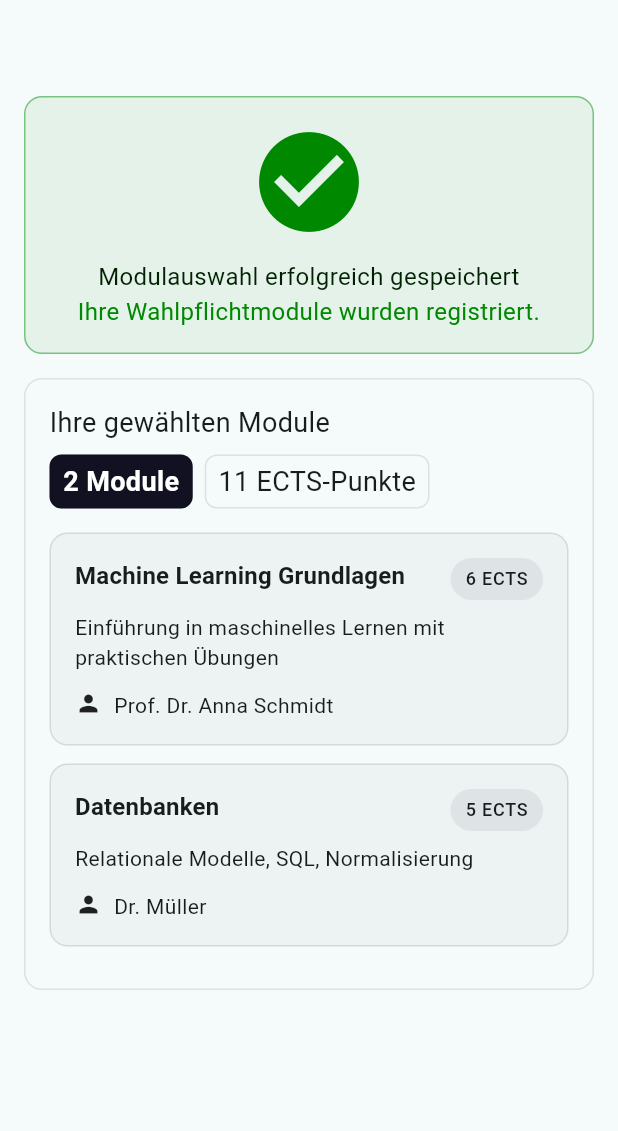
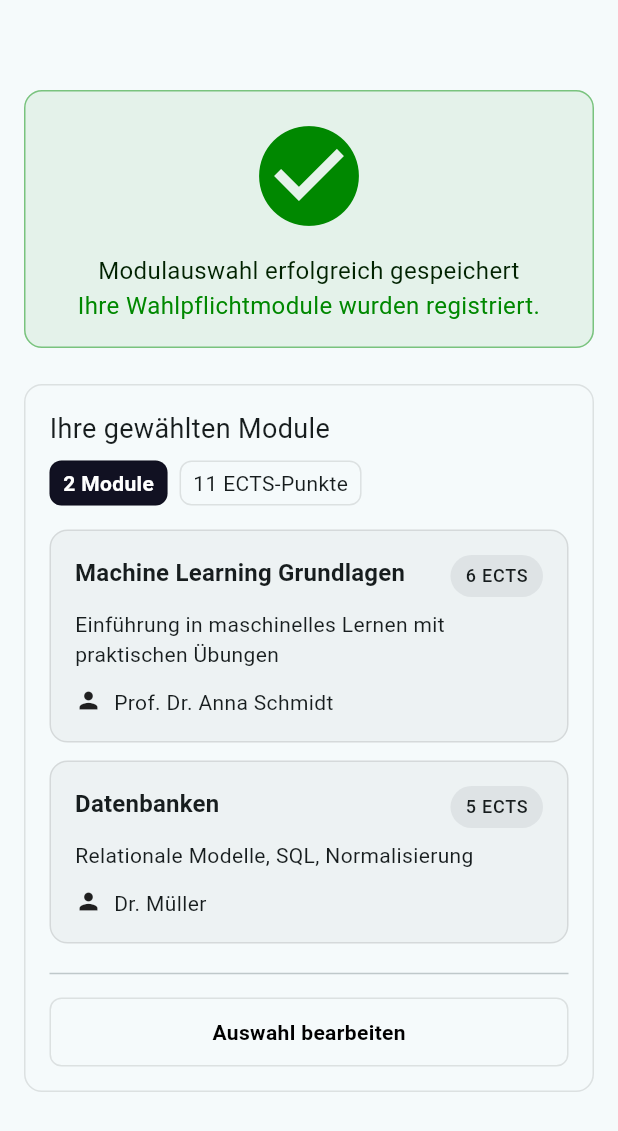
Before and after one commit to PhillipSteph/WaPfAu, a Flutter app: the screen it shows after launch, on a phone screen of 412 x 824 dp. Shown: the top 1131 px of the screen. Run offline on Flutter 3.47's test engine with Material 3 defaults, Android fonts, the phone set to English and light mode, and no system bars; accounts and stored records are empty.

Commit message:
confirmationPage done

```diff
--- a/lib/main.dart
+++ b/lib/main.dart
@@ -42,7 +42,6 @@ class _MyHomePageState extends State<MyHomePage> {
   Widget build(BuildContext context) {
     return Scaffold(
       body: Container(
-        padding: EdgeInsets.only(top: 48), // for notches
           child:
           //CoursePage(title: 'Kurse', coreService: coreService)
           ConfirmationPage(coreService: coreService)
--- a/lib/pages/confirmationPage.dart
+++ b/lib/pages/confirmationPage.dart
@@ -49,12 +49,12 @@ class _ConfirmationPageState extends State<ConfirmationPage> {
     return Scaffold(
       body:
       Container(
-        padding: EdgeInsets.all(16),
+        padding: EdgeInsets.only(left: 16, right: 16, bottom: 16, top: 60),
         child: Column(
           children: [
             ConfirmationBanner(),
-            SpacerWidget(),
-            ConfirmationCourses(selectedCourses: widget.coreService.selectedCourses),
+            SpacerWidget(height: 24),
+            ConfirmationCourses(selectedCourses: widget.coreService.selectedCourses, coreService: widget.coreService),
           ],
         )
       ),
--- a/lib/pages/coursePage.dart
+++ b/lib/pages/coursePage.dart
@@ -46,7 +46,7 @@ class _CoursesPageState extends State<CoursePage> {
   Widget build(BuildContext context) {
     return Scaffold(
       body: ListView.separated(
-        padding: const EdgeInsets.all(16),
+        padding: EdgeInsets.only(left: 16, right: 16, bottom: 16, top: 60),
         itemCount: courses.length,
         separatorBuilder: (_, __) => const SizedBox(height: 12),
         itemBuilder: (context, i) {
--- a/lib/widgets/confirmation/confirmationCourses.dart
+++ b/lib/widgets/confirmation/confirmationCourses.dart
@@ -1,13 +1,15 @@
 import 'package:flutter/material.dart';
+import 'package:wapfau/services/coreService.dart';
 
 import '../../models/course.dart';
+import '../../pages/coursePage.dart';
 import '../spacer.dart';
 import 'confirmationCourseCard.dart';
 
 class ConfirmationCourses extends StatefulWidget {
   final List<Course> selectedCourses;
-
-  const ConfirmationCourses({super.key, required this.selectedCourses});
+  final CoreService coreService;
+  const ConfirmationCourses({super.key, required this.selectedCourses, required this.coreService});
   @override
   State<ConfirmationCourses> createState() => _ConfirmationCoursesState();
 }
@@ -60,7 +62,7 @@ class _ConfirmationCoursesState extends State<ConfirmationCourses> {
                             ),
                             borderRadius: BorderRadius.circular(8)
                         ),
-                        child: Text("${widget.selectedCourses.length} Module", style: TextStyle(fontSize: 18, color: Colors.white, fontWeight: FontWeight.bold)),
+                        child: Text("${widget.selectedCourses.length} Module", style: TextStyle(fontSize: 14, color: Colors.white, fontWeight: FontWeight.bold)),
                       ),
                       Container(
                         padding: EdgeInsets.symmetric(vertical: 4, horizontal: 8),
@@ -71,7 +73,7 @@ class _ConfirmationCoursesState extends State<ConfirmationCourses> {
                             ),
                             borderRadius: BorderRadius.circular(8)
                         ),
-                        child: Text("$totalECTS ECTS-Punkte", style: TextStyle(fontSize: 18)),
+                        child: Text("$totalECTS ECTS-Punkte", style: TextStyle(fontSize: 14)),
                       )
                     ],
                   ),
@@ -80,8 +82,37 @@ class _ConfirmationCoursesState extends State<ConfirmationCourses> {
                     padding: const EdgeInsets.only(bottom: 12), // spacing between cards
                     child: ConfirmationCourseCard(course: course),
                   )),
+                  Divider(),
+                  SpacerWidget(height: 8),
+                  GestureDetector(
+                    onTap: () {
+                      Navigator.push(
+                        context,
+                        MaterialPageRoute(
+                          builder: (context) => CoursePage(title: 'Kurse', coreService: widget.coreService),
+                        ),
+                      );
+                    },
+                    child: Container(
+                      padding: const EdgeInsets.symmetric(vertical: 12, horizontal: 16),
+                      decoration: BoxDecoration(
+                        borderRadius: BorderRadius.circular(8),
+                        border: Border.all(color: Colors.black.withOpacity(0.1)), // optional border
+                        color: Colors.transparent, // optional background
+                      ),
+                      child: const Center(
+                        child: Text(
+                          'Auswahl bearbeiten',
+                          style: TextStyle(
+                            color: Colors.black,
+                            fontSize: 14,
+                            fontWeight: FontWeight.w600
+                          ),
+                        ),
+                      ),
+                    ),
+                  )
                 ],
-
               )
           )
       );
```
